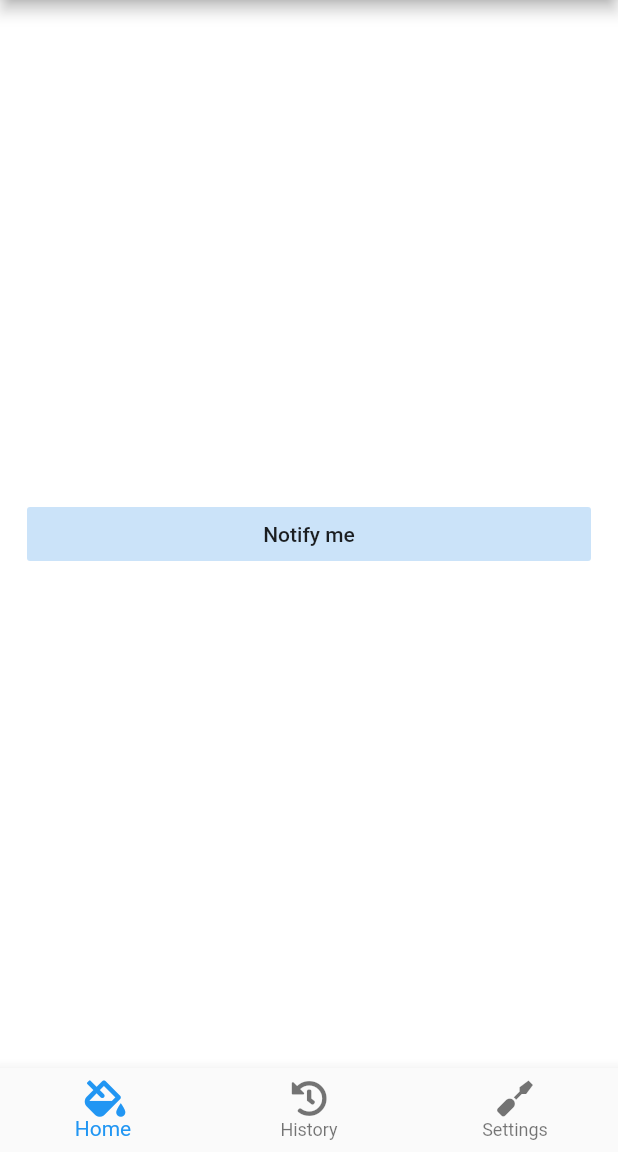
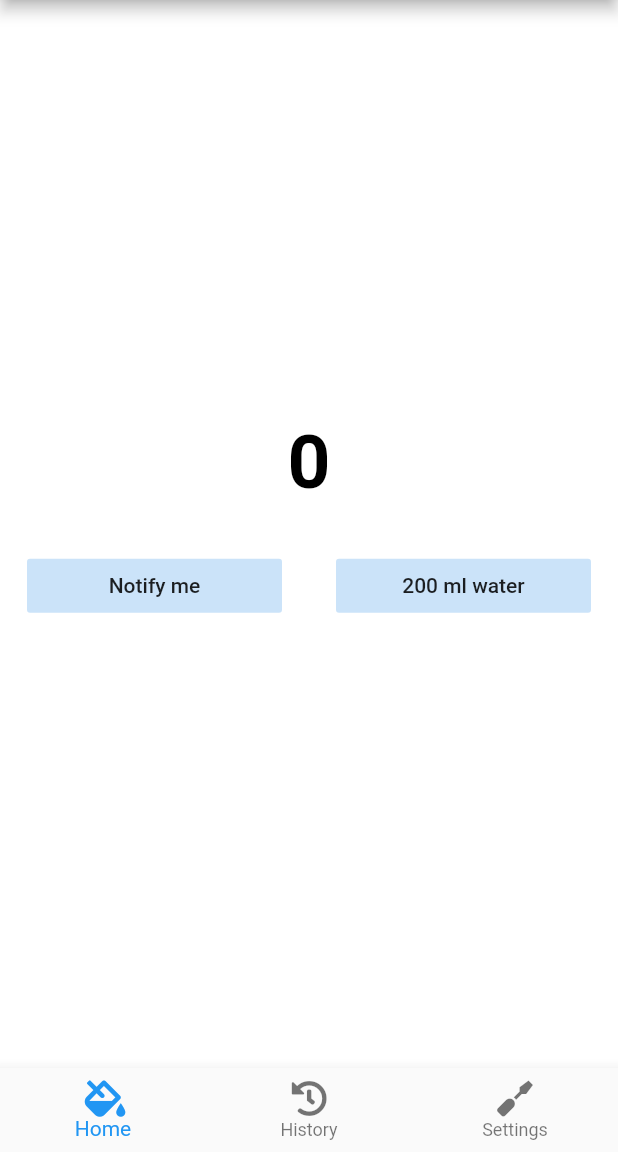
Before and after one commit to navs7/DrinkWaterApp, a Flutter app: the screen it shows after launch, after a tap on "Notify me", on a phone screen of 412 x 824 dp, the part 84-1236 px from its top. Run offline on Flutter 3.47's test engine with Material 2 defaults, Android fonts, the phone set to English and light mode, and no system bars; our stand-ins replace flutter_local_notifications, font_awesome_flutter.

```diff
--- a/lib/input_page.dart
+++ b/lib/input_page.dart
@@ -1,9 +1,10 @@
-import 'dart:typed_data';
-
 import 'package:drink_water/constants.dart';
 import 'package:flutter/material.dart';
 import 'package:flutter_local_notifications/flutter_local_notifications.dart';
 import 'package:font_awesome_flutter/font_awesome_flutter.dart';
+import 'dart:io';
+import 'dart:convert';
+import 'package:path_provider/path_provider.dart';
 
 class InputPage extends StatefulWidget {
   @override
@@ -12,18 +13,34 @@ class InputPage extends StatefulWidget {
 
 class _InputPageState extends State<InputPage> {
   FlutterLocalNotificationsPlugin myLocalNotificationPlugin;
+  TextEditingController valueInputController = new TextEditingController();
+
+  File jsonFile;
+  Directory dir;
+  String fileName = "myFile.json";
+  bool fileExists = false;
+  Map<String, dynamic> fileContent;
+  int waterConsumed = 0;
 
   @override
   void initState() {
     super.initState();
-    var initializationSettingsAndroid =
-        new AndroidInitializationSettings("ic_launcher");
-    var initializationSettingsIos = new IOSInitializationSettings();
-    var initializationSettings = new InitializationSettings(
-        initializationSettingsAndroid, initializationSettingsIos);
+    //NOTIFICATION OPERATIONS
+    var initAndroid = new AndroidInitializationSettings("ic_launcher");
+    var initIos = new IOSInitializationSettings();
+    var initSettings = new InitializationSettings(initAndroid, initIos);
     myLocalNotificationPlugin = new FlutterLocalNotificationsPlugin();
     myLocalNotificationPlugin.initialize(
-        initializationSettings); //,onSelectNotification: myOnSelectNotification);
+        initSettings); //,onSelectNotification: myOnSelectNotification);
+    //FILE OPERATIONS
+    getApplicationDocumentsDirectory().then((Directory directory) {
+      dir = directory;
+      jsonFile = new File(dir.path + "/" + fileName);
+      fileExists = jsonFile.existsSync();
+      if (fileExists)
+        this.setState(
+            () => fileContent = json.decode(jsonFile.readAsStringSync()));
+    });
   }
 
   // Future myOnSelectNotification(String payload) async {
@@ -38,20 +55,81 @@ class _InputPageState extends State<InputPage> {
   //   );
   // }
 
+  @override
+  void dispose() {
+    valueInputController.dispose();
+    super.dispose();
+  }
+
+  void createFile(
+      Map<String, dynamic> content, Directory dir, String fileName) {
+    print("Creating file!");
+    File file = new File(dir.path + "/" + fileName);
+    file.createSync();
+    fileExists = true;
+    file.writeAsStringSync(json.encode(content));
+  }
+
+  void writeToFile(String key, dynamic value) {
+    print("Writing to file!");
+    Map<String, dynamic> content = {key: value};
+    if (fileExists) {
+      print("File exists");
+      Map<String, dynamic> jsonFileContent =
+          json.decode(jsonFile.readAsStringSync());
+      jsonFileContent.addAll(content);
+      jsonFile.writeAsStringSync(json.encode(jsonFileContent));
+    } else {
+      print("File does not exist!");
+      createFile(content, dir, fileName);
+    }
+    //this.setState(() => fileContent = json.decode(jsonFile.readAsStringSync()));
+    //print("file content" + fileContent.toString());
+  }
+
+  void readFile() {
+    print("Reading from file!");
+    int total = 0;
+    if (fileExists) {
+      this.setState(
+          () => fileContent = json.decode(jsonFile.readAsStringSync()));
+      print("file content" + fileContent.toString());
+      fileContent.forEach((key, value) {
+        total = total + int.parse(value);
+      });
+      waterConsumed = total;
+      print(waterConsumed);
+    } else {
+      print("File does not exist!");
+    }
+  }
+
   showNotification() async {
+    var now = DateTime.now();
+    if (DateTime(now.hour).isAfter(DateTime(7)) &&
+        DateTime(now.hour).isBefore(DateTime(23))) {
       var android = AndroidNotificationDetails(
           'channel id', 'channel name', 'channel description');
       var iOS = IOSNotificationDetails();
       var platform = NotificationDetails(android, iOS);
-    var scheduledNotificationDateTime =
-        new DateTime.now().add(Duration(seconds: 10));
-    await myLocalNotificationPlugin.schedule(
+      // var scheduledNotificationDateTime =
+      //     new DateTime.now().add(Duration(seconds: 10));
+      RepeatInterval myRepeatInterval = RepeatInterval.Hourly;
+      await myLocalNotificationPlugin.periodicallyShow(
         0,
         'It\'s time to drink water!',
-      'Please finish drinking atleast 300mL of water!',
-      scheduledNotificationDateTime,
+        'Please finish drinking atleast 200mL of water!',
+        myRepeatInterval,
         platform,
       );
+    }
+    // .schedule(
+    //   0,
+    //   'It\'s time to drink water!',
+    //   'Please finish drinking atleast 300mL of water!',
+    //   scheduledNotificationDateTime,
+    //   platform,
+    // );
   }
 
   @override
@@ -67,6 +145,17 @@ class _InputPageState extends State<InputPage> {
         mainAxisAlignment: MainAxisAlignment.center,
         //crossAxisAlignment: CrossAxisAlignment.center,
         children: <Widget>[
+          Text(
+            waterConsumed.toString(),
+            style: new TextStyle(
+              fontWeight: FontWeight.bold,
+              fontSize: 50.0,
+              color: Colors.black,
+            ),
+          ),
+          Padding(
+            padding: new EdgeInsets.only(top: 10.0),
+          ),
           Row(
             //mainAxisAlignment: MainAxisAlignment.center,
             children: <Widget>[
@@ -79,6 +168,20 @@ class _InputPageState extends State<InputPage> {
                       showNotification();
                     },
                     child: Text("Notify me"),
+                    color: Color(0x505AA6EB),
+                  ),
+                ),
+              ),
+              Expanded(
+                child: Padding(
+                  padding: const EdgeInsets.all(18.0),
+                  child: FlatButton(
+                    onPressed: () {
+                      writeToFile(
+                          DateTime.now().toString(), "200");
+                      readFile();
+                    },
+                    child: Text("200 ml water"),
                     color: Color(0x505AA6EB),
                   ),
                 ),
--- a/pubspec.yaml
+++ b/pubspec.yaml
@@ -25,6 +25,7 @@ dependencies:
     sdk: flutter
   font_awesome_flutter: ^8.8.1
   flutter_local_notifications: ^1.4.3
+  path_provider: ^1.6.8
 
   # The following adds the Cupertino Icons font to your application.
   # Use with the CupertinoIcons class for iOS style icons.
```
Also changed, not shown: pubspec.lock. Lines whose indentation alone changed are shown as unchanged.
